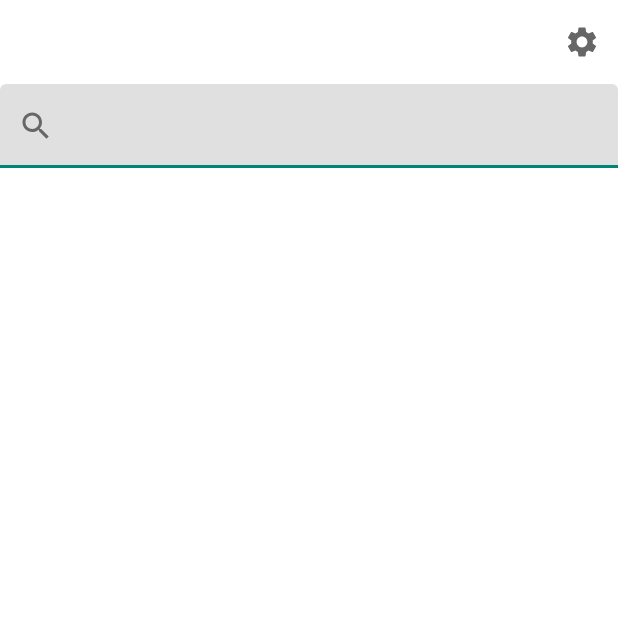
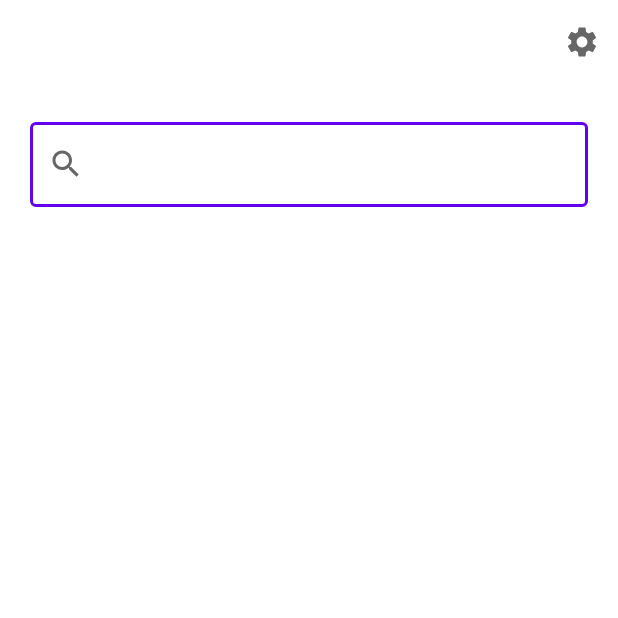
Before and after one commit to sidthekidgowda/FairWeather, an Android app: the screen it shows after launch (HomeActivity), on a phone screen of 412 x 824 dp, the top half of it. Run offline under Robolectric (Android 15) with nearby library versions, the phone set to English and light mode, and no system bars; our stand-ins replace Dagger/Hilt's generated code.

Commit message:
set up search bar

```diff
--- a/app/src/main/res/layout/activity_main.xml
+++ b/app/src/main/res/layout/activity_main.xml
@@ -4,6 +4,7 @@
     xmlns:tools="http://schemas.android.com/tools"
     android:layout_width="match_parent"
     android:layout_height="match_parent"
+    android:background="?android:attr/colorBackground"
     tools:context=".view.HomeActivity">
 
     <com.google.android.material.appbar.MaterialToolbar
@@ -11,6 +12,7 @@
         android:layout_width="0dp"
         android:layout_height="?attr/actionBarSize"
         app:title="Search"
+        app:menu="@menu/navigation_icons"
         app:layout_constraintTop_toTopOf="parent"
         app:layout_constraintStart_toStartOf="parent"
         app:layout_constraintEnd_toEndOf="parent"/>
--- a/app/src/main/res/layout/search_fragment.xml
+++ b/app/src/main/res/layout/search_fragment.xml
@@ -6,9 +6,12 @@
     xmlns:app="http://schemas.android.com/apk/res-auto">
 
     <com.google.android.material.textfield.TextInputLayout
+        android:id="@+id/search_bar"
         android:layout_width="match_parent"
         android:layout_height="wrap_content"
         app:startIconDrawable="@drawable/ic_search"
+        style="@style/Widget.MaterialComponents.TextInputLayout.OutlinedBox"
+        android:layout_margin="20dp"
         app:layout_constraintEnd_toEndOf="parent"
         app:layout_constraintStart_toStartOf="parent"
         app:layout_constraintTop_toTopOf="parent">
--- a/app/src/main/res/values/colors.xml
+++ b/app/src/main/res/values/colors.xml
@@ -1,6 +1,6 @@
 <?xml version="1.0" encoding="utf-8"?>
 <resources>
-    <color name="colorPrimary">#008577</color>
-    <color name="colorPrimaryDark">#00574B</color>
-    <color name="colorAccent">#D81B60</color>
+    <color name="colorPrimary">#6200EE</color>
+    <color name="colorPrimaryDark">#3700B3</color>
+    <color name="colorAccent">#03DAC5</color>
 </resources>
```
